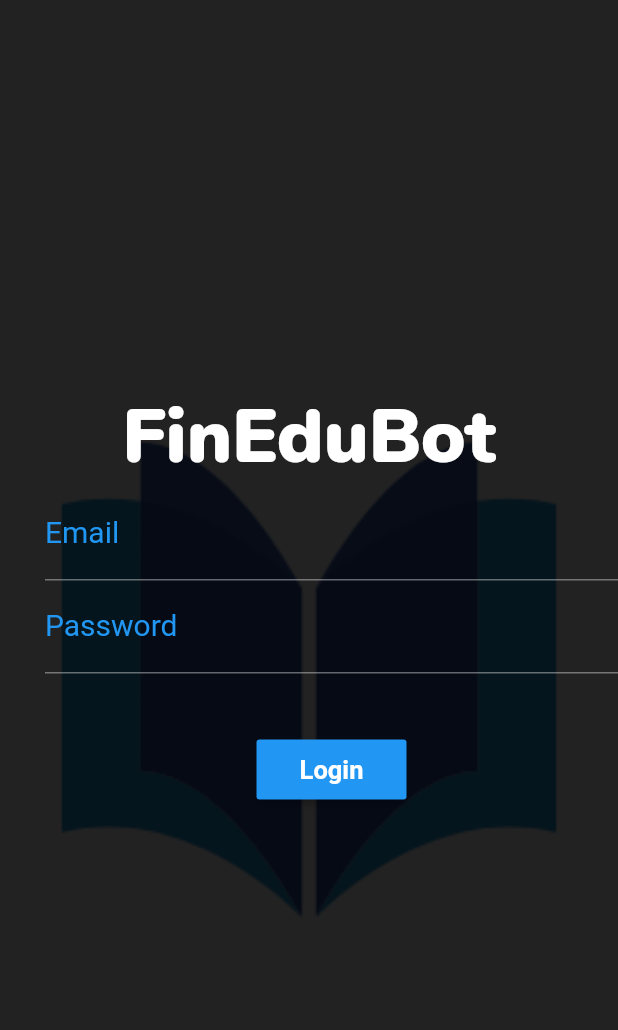
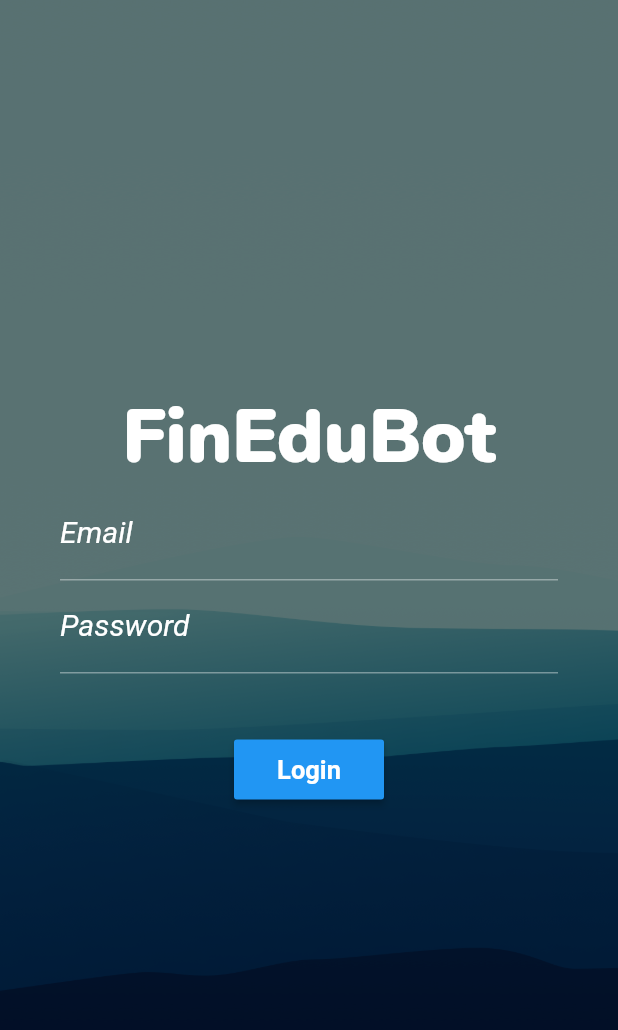
Before and after one commit to georgechua/test1, a Flutter app: the screen it shows after launch, on a phone screen of 412 x 824 dp. Shown: the top 1030 px of the screen. Run offline on Flutter 3.47's test engine with Material 2 defaults, Android fonts, the light colour scheme and no system bars.

Commit message:
login bg change

```diff
--- a/lib/loginpage.dart
+++ b/lib/loginpage.dart
@@ -36,9 +36,9 @@ class _LoginPageState extends State<LoginPage> with SingleTickerProviderStateMix
          fit: StackFit.expand,
          children: <Widget>[
            new Image(
-             image: new AssetImage("images/onlylogo.png"),
+             image: new AssetImage("images/loginbg1.png"),
              fit: BoxFit.cover,
-             color: Colors.black87,
+             color: Colors.black54,
              colorBlendMode: BlendMode.darken,
 
            ),
@@ -57,19 +57,24 @@ class _LoginPageState extends State<LoginPage> with SingleTickerProviderStateMix
              padding: const EdgeInsets.only(top:0.0),
              child: new Theme(
                data: new ThemeData(brightness: Brightness.dark,primarySwatch: Colors.blue, inputDecorationTheme: new InputDecorationTheme(
-                 labelStyle: new TextStyle(color: Colors.blue, fontSize: 20.0))),
+                 labelStyle: new TextStyle(color: Colors.white, fontSize: 20.0, fontStyle: FontStyle.italic))),
 
                     child: new Container(
                       //margin: EdgeInsets.fromLTRB(10.0, 20.0, 10.0, 10.0),
-                      padding: const EdgeInsets.fromLTRB(30.0,0.0,0.0,30.0),
+                      padding: const EdgeInsets.fromLTRB(40.0,0.0,40.0,30.0),
                                           child: new Column(
                         crossAxisAlignment: CrossAxisAlignment.center,
                  children: <Widget>[
                       new TextFormField(
+
                         decoration: (new InputDecoration(
+
                           labelText: "Email",
+
                         )),
+
                         keyboardType: TextInputType.emailAddress,
+
                       ),
                       new TextFormField(decoration: (new InputDecoration(
                         labelText: "Password",
--- a/pubspec.yaml
+++ b/pubspec.yaml
@@ -50,6 +50,7 @@ flutter:
    - images/loginbg.jpg
    - images/logo.png
    - images/onlylogo.png
+   - images/loginbg1.png
   #  - images/a_dot_ham.jpegR
 
   # An image asset can refer to one or more resolution-specific "variants", see
```
Also changed, not shown: flutter_05.png (added), images/loginbg1.png (added).
